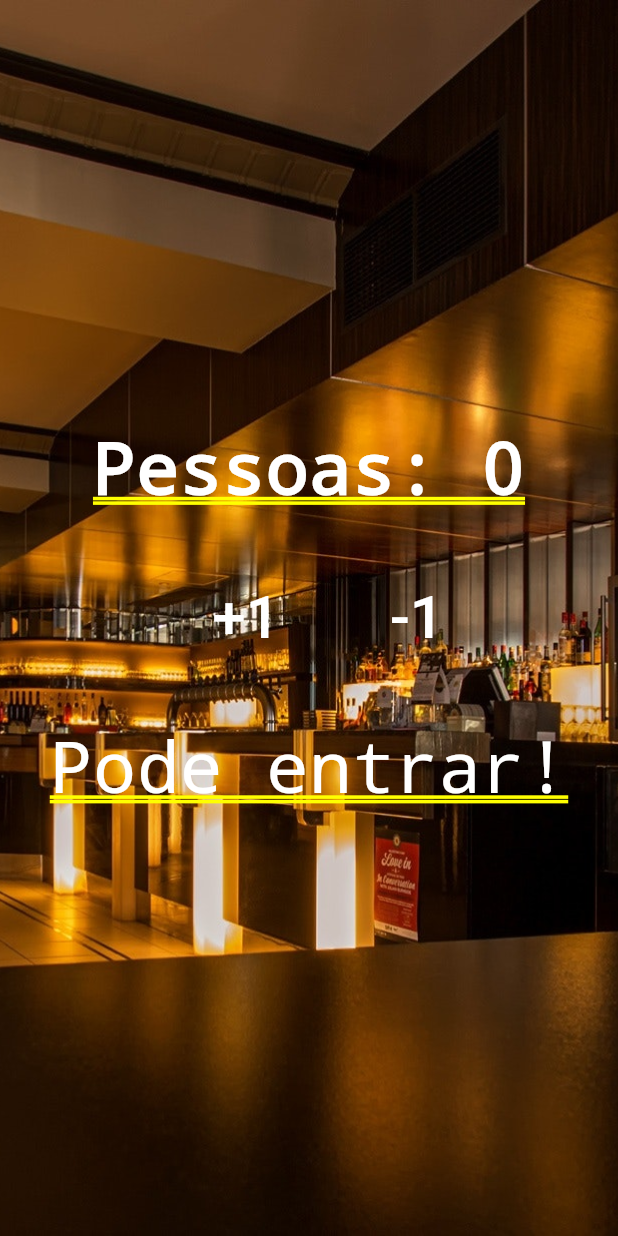
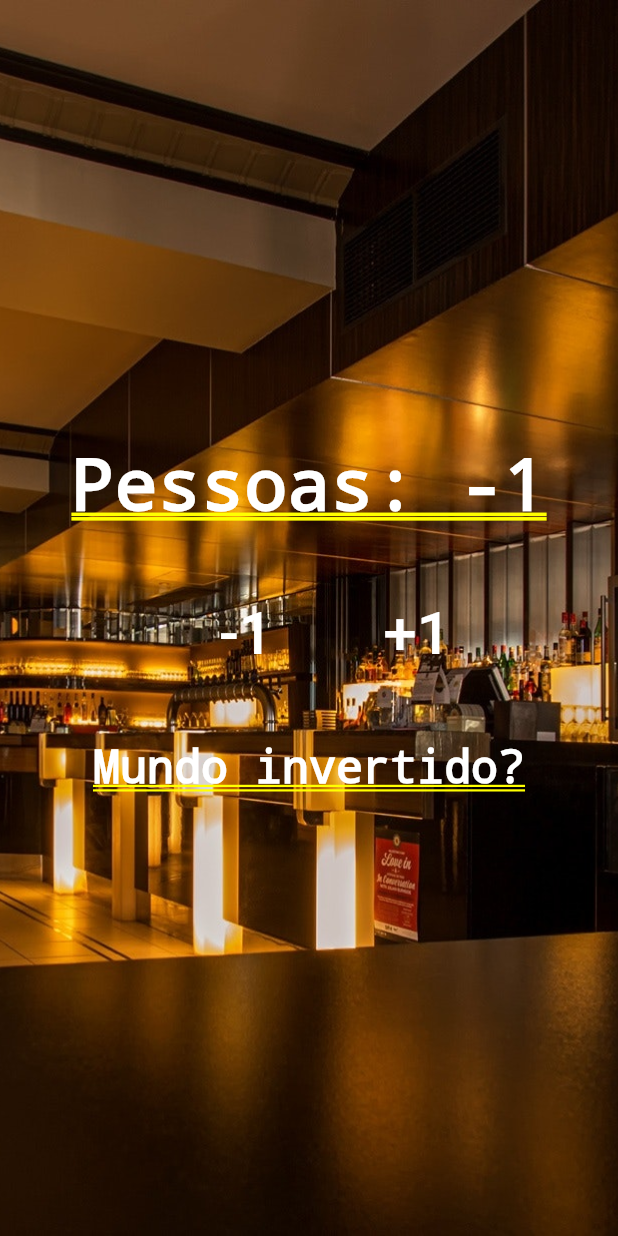
Before and after one commit to ClaudioSiervi/flutter-apps-studies, a Flutter app: the screen it shows after launch, after a tap on "-1", on a phone screen of 412 x 824 dp. Run offline on Flutter 3.47's test engine with Material 2 defaults, Android fonts, the phone set to English and light mode, and no system bars.

Commit message:
adiciona stateFullWidget para controlar o contador e o texto explicativo

```diff
--- a/contador_de_pessoas/lib/main.dart
+++ b/contador_de_pessoas/lib/main.dart
@@ -3,7 +3,40 @@ import 'package:flutter/material.dart';
 void main() {
   runApp(MaterialApp(
     title: "Contador de pessoas",
-    home: Stack(
+    home: Home(),
+  ));
+}
+
+
+class Home extends StatefulWidget {
+  const Home({Key? key}) : super(key: key);
+
+  @override
+  _HomeState createState() => _HomeState();
+}
+
+class _HomeState extends State<Home> {
+
+  int _people =0;
+  String _infoText = "";
+
+  void _changePeople(int delta){
+    setState(() {
+      _people += delta;
+
+      if (_people<0){
+        _infoText = "Mundo invertido?";
+      } else if(_people<=10){
+        _infoText = "Pode entrar!";
+      } else {
+        _infoText = "Lotado!";
+      }
+    });
+  }
+
+  @override
+  Widget build(BuildContext context) {
+    return Stack(
       children: <Widget>[
         Image.asset(
           "images/restaurant.jpg",
@@ -14,9 +47,9 @@ void main() {
           mainAxisAlignment: MainAxisAlignment.center,
           children: [
             Text(
-              "Pessoas: 0",
+              "Pessoas: $_people",
               style:
-                  TextStyle(color: Colors.white, fontWeight: FontWeight.bold),
+              TextStyle(color: Colors.white, fontWeight: FontWeight.bold),
             ),
             Row(
               mainAxisAlignment: MainAxisAlignment.center,
@@ -24,9 +57,11 @@ void main() {
                 Padding(
                   padding: EdgeInsets.all(40.0),
                   child: TextButton(
-                    onPressed: () {},
+                    onPressed: () {
+                      _changePeople(-1);
+                    },
                     child: Text(
-                      "+1",
+                      "-1",
                       style: TextStyle(color: Colors.white, fontSize: 40.0),
                     ),
                   ),
@@ -34,9 +69,11 @@ void main() {
                 Padding(
                   padding: EdgeInsets.all(10.0),
                   child: TextButton(
-                    onPressed: () {},
+                    onPressed: () {
+                      _changePeople(1);
+                    },
                     child: Text(
-                      "-1",
+                      "+1",
                       style: TextStyle(color: Colors.white, fontSize: 40.0),
                     ),
                   ),
@@ -44,13 +81,13 @@ void main() {
               ],
             ),
             Text(
-              "Pode entrar!",
+              "$_infoText",
               style:
-                  TextStyle(color: Colors.white, fontWeight: FontWeight.w100),
+              TextStyle(color: Colors.white, fontWeight: FontWeight.bold, fontSize: 30.0),
             ),
           ],
         )
       ],
-    ),
-  ));
+    );
+  }
 }
```
